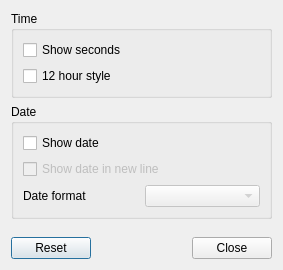
First picture: the form in plugin-clock/razorclockconfiguration.ui, repository lxqt/lxqt-panel, before the edit.
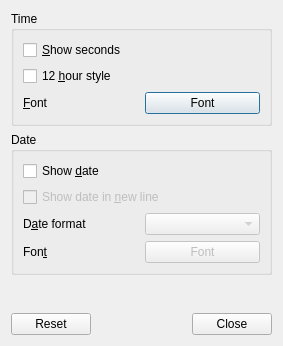
Second picture: the form after the edit.

Commit message: configure clock font size (issue #213)

The edit to the form file:
```diff
--- a/plugin-clock/razorclockconfiguration.ui
+++ b/plugin-clock/razorclockconfiguration.ui
@@ -7,7 +7,7 @@
     <x>0</x>
     <y>0</y>
     <width>283</width>
-    <height>270</height>
+    <height>346</height>
    </rect>
   </property>
   <property name="windowTitle">
@@ -23,14 +23,31 @@
       <item row="0" column="0">
        <widget class="QCheckBox" name="showSecondsCB">
         <property name="text">
-         <string>Show seconds</string>
+         <string>&amp;Show seconds</string>
         </property>
        </widget>
       </item>
       <item row="1" column="0">
        <widget class="QCheckBox" name="ampmClockCB">
         <property name="text">
-         <string>12 hour style</string>
+         <string>12 &amp;hour style</string>
+        </property>
+       </widget>
+      </item>
+      <item row="2" column="0">
+       <widget class="QLabel" name="label">
+        <property name="text">
+         <string>&amp;Font</string>
+        </property>
+        <property name="buddy">
+         <cstring>timeFontB</cstring>
+        </property>
+       </widget>
+      </item>
+      <item row="2" column="1">
+       <widget class="QPushButton" name="timeFontB">
+        <property name="text">
+         <string>Font</string>
         </property>
        </widget>
       </item>
@@ -46,7 +63,7 @@
       <item row="0" column="0" colspan="2">
        <widget class="QCheckBox" name="showDateCB">
         <property name="text">
-         <string>Show date</string>
+         <string>Show &amp;date</string>
         </property>
        </widget>
       </item>
@@ -56,14 +73,17 @@
          <bool>false</bool>
         </property>
         <property name="text">
-         <string>Show date in new line</string>
+         <string>Show date in &amp;new line</string>
         </property>
        </widget>
       </item>
       <item row="2" column="0">
        <widget class="QLabel" name="dateFormatL">
         <property name="text">
-         <string>Date format</string>
+         <string>D&amp;ate format</string>
+        </property>
+        <property name="buddy">
+         <cstring>dateFormatCOB</cstring>
         </property>
        </widget>
       </item>
@@ -74,6 +94,26 @@
         </property>
        </widget>
       </item>
+      <item row="3" column="1">
+       <widget class="QPushButton" name="dateFontB">
+        <property name="enabled">
+         <bool>false</bool>
+        </property>
+        <property name="text">
+         <string>Font</string>
+        </property>
+       </widget>
+      </item>
+      <item row="3" column="0">
+       <widget class="QLabel" name="label_2">
+        <property name="text">
+         <string>Fon&amp;t</string>
+        </property>
+        <property name="buddy">
+         <cstring>dateFontB</cstring>
+        </property>
+       </widget>
+      </item>
      </layout>
     </widget>
    </item>
```
The commit also changes 4 other files.
